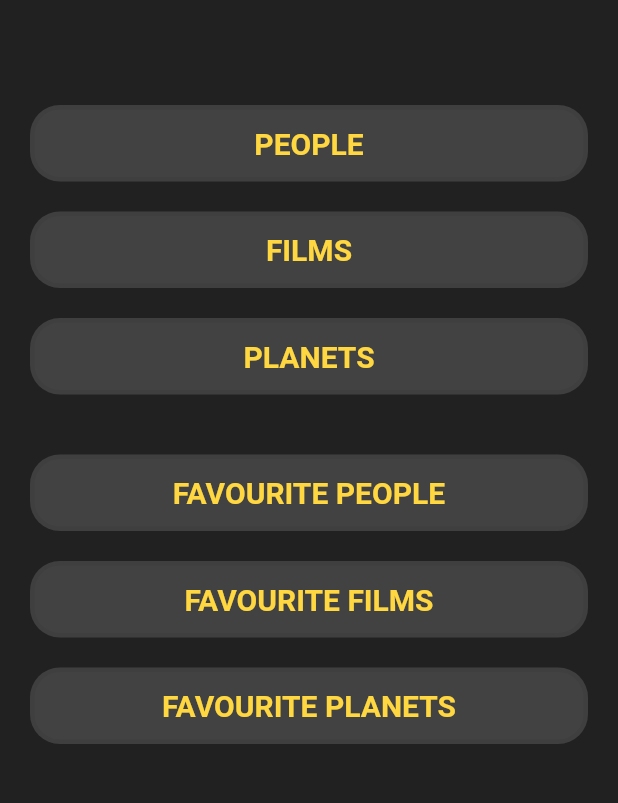
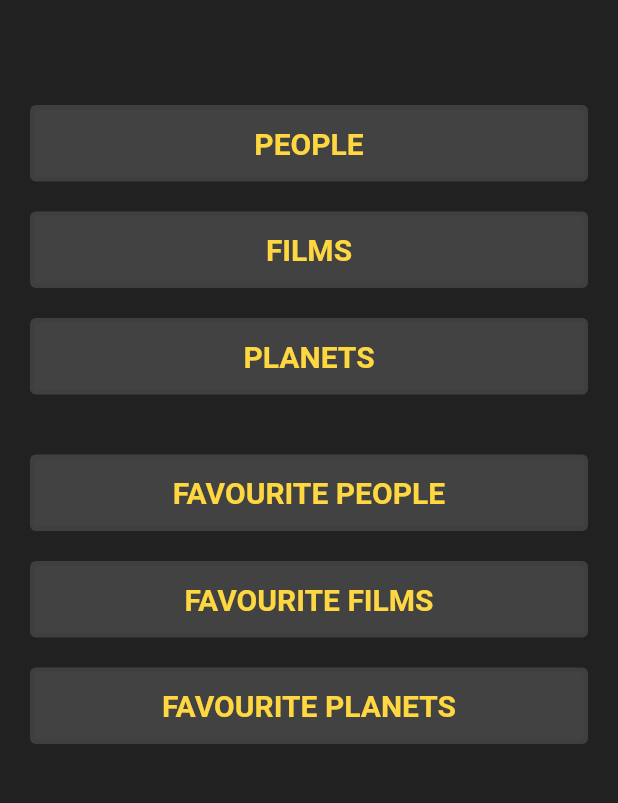
Before and after one commit to enlisek/star_wars_in_flutter, a Flutter app: the screen it shows once a user with an empty profile is signed in, on a phone screen of 412 x 824 dp, the part 321-1124 px from its top. Run offline on Flutter 3.47's test engine with Material 2 defaults, Android fonts, the phone set to English and light mode, and no system bars; our stand-ins replace firebase_auth, firebase_core, firebase_database, toast; missing offline and left inert: flappy_search_bar; accounts and stored records are empty.

Commit message:
Change of corner radius

```diff
--- a/lib/views/list_view.dart
+++ b/lib/views/list_view.dart
@@ -202,7 +202,7 @@ class _ListItemViewState extends State<ListItemView> {
             ),
             Card(
               shape: RoundedRectangleBorder(
-                borderRadius: BorderRadius.circular(20),
+                borderRadius: BorderRadius.circular(4),
                 side: BorderSide(
                   color: Colors.grey.withOpacity(0.2),
                   width: 1,
--- a/lib/views/main_menu_view.dart
+++ b/lib/views/main_menu_view.dart
@@ -57,7 +57,7 @@ class  _MainMenuState extends State<MainMenu> {
                   Navigator.pushNamed(context,'/list_view',arguments: 'people');
                 } , color: Colors.grey[800],
                     shape: RoundedRectangleBorder(
-                  borderRadius: BorderRadius.circular(20),
+                  borderRadius: BorderRadius.circular(4),
                   side: BorderSide(
                     color: Colors.grey[900].withOpacity(0.1),
                     width: 3,
@@ -74,7 +74,7 @@ class  _MainMenuState extends State<MainMenu> {
                 } ,
                     color: Colors.grey[800],
                     shape: RoundedRectangleBorder(
-                  borderRadius: BorderRadius.circular(20),
+                  borderRadius: BorderRadius.circular(4),
                   side: BorderSide(
                     color: Colors.grey[900].withOpacity(0.1),
                     width: 3,
@@ -90,7 +90,7 @@ class  _MainMenuState extends State<MainMenu> {
                   Navigator.pushNamed(context,'/list_view',arguments: 'planets');
                 } , color: Colors.grey[800],
                     shape: RoundedRectangleBorder(
-                      borderRadius: BorderRadius.circular(20),
+                      borderRadius: BorderRadius.circular(4),
                       side: BorderSide(
                         color: Colors.grey[900].withOpacity(0.1),
                         width: 3,
@@ -107,7 +107,7 @@ class  _MainMenuState extends State<MainMenu> {
                   Navigator.pushNamed(context,'/list_view',arguments: 'favpeople');
                 } , color: Colors.grey[800],
                     shape: RoundedRectangleBorder(
-                      borderRadius: BorderRadius.circular(20),
+                      borderRadius: BorderRadius.circular(4),
                       side: BorderSide(
                         color: Colors.grey[900].withOpacity(0.1),
                         width: 3,
@@ -123,7 +123,7 @@ class  _MainMenuState extends State<MainMenu> {
                   Navigator.pushNamed(context,'/list_view',arguments: 'favfilms');
                 } , color: Colors.grey[800],
                     shape: RoundedRectangleBorder(
-                      borderRadius: BorderRadius.circular(20),
+                      borderRadius: BorderRadius.circular(4),
                       side: BorderSide(
                         color: Colors.grey[900].withOpacity(0.1),
                         width: 3,
@@ -139,7 +139,7 @@ class  _MainMenuState extends State<MainMenu> {
                   Navigator.pushNamed(context,'/list_view',arguments: 'favplanets');
                 } , color: Colors.grey[800],
                     shape: RoundedRectangleBorder(
-                      borderRadius: BorderRadius.circular(20),
+                      borderRadius: BorderRadius.circular(4),
                       side: BorderSide(
                         color: Colors.grey[900].withOpacity(0.1),
                         width: 3,
--- a/lib/views/main_menu_view_without_account.dart
+++ b/lib/views/main_menu_view_without_account.dart
@@ -40,7 +40,7 @@ class MainMenu1 extends StatelessWidget {
                   Navigator.pushNamed(context,'/list_view',arguments: 'people');
                 } , color: Colors.grey[800],
                     shape: RoundedRectangleBorder(
-                  borderRadius: BorderRadius.circular(20),
+                  borderRadius: BorderRadius.circular(4),
                   side: BorderSide(
                     color: Colors.grey[900].withOpacity(0.1),
                     width: 3,
@@ -57,7 +57,7 @@ class MainMenu1 extends StatelessWidget {
                 } ,
                     color: Colors.grey[800],
                     shape: RoundedRectangleBorder(
-                  borderRadius: BorderRadius.circular(20),
+                  borderRadius: BorderRadius.circular(4),
                   side: BorderSide(
                     color: Colors.grey[900].withOpacity(0.1),
                     width: 3,
@@ -73,7 +73,7 @@ class MainMenu1 extends StatelessWidget {
                   Navigator.pushNamed(context,'/list_view',arguments: 'planets');
                 } , color: Colors.grey[800],
                     shape: RoundedRectangleBorder(
-                      borderRadius: BorderRadius.circular(20),
+                      borderRadius: BorderRadius.circular(4),
                       side: BorderSide(
                         color: Colors.grey[900].withOpacity(0.1),
                         width: 3,
--- a/lib/views/movie_view.dart
+++ b/lib/views/movie_view.dart
@@ -91,7 +91,7 @@ class _MovieViewState extends State<MovieView> {
       body: SingleChildScrollView(
         child: Card(
           shape: RoundedRectangleBorder(
-            borderRadius: BorderRadius.circular(20),
+            borderRadius: BorderRadius.circular(4),
             side: BorderSide(
               color: Colors.grey.withOpacity(0.2),
               width: 1,
--- a/lib/views/person_view.dart
+++ b/lib/views/person_view.dart
@@ -98,7 +98,7 @@ class _PersonViewState extends State<PersonView> {
       body: SingleChildScrollView(
         child: Card(
           shape: RoundedRectangleBorder(
-            borderRadius: BorderRadius.circular(20),
+            borderRadius: BorderRadius.circular(4),
             side: BorderSide(
               color: Colors.grey.withOpacity(0.2),
               width: 1,
--- a/lib/views/planet_view.dart
+++ b/lib/views/planet_view.dart
@@ -87,7 +87,7 @@ class _PlanetViewState extends State<PlanetView> {
       body: SingleChildScrollView(
         child: Card(
           shape: RoundedRectangleBorder(
-            borderRadius: BorderRadius.circular(20),
+            borderRadius: BorderRadius.circular(4),
             side: BorderSide(
               color: Colors.grey.withOpacity(0.2),
               width: 1,
```
Also changed, not shown: lib/views/authentication/login.dart (+15 -7 lines), lib/views/authentication/register.dart (+6 -3 lines), pubspec.lock.
